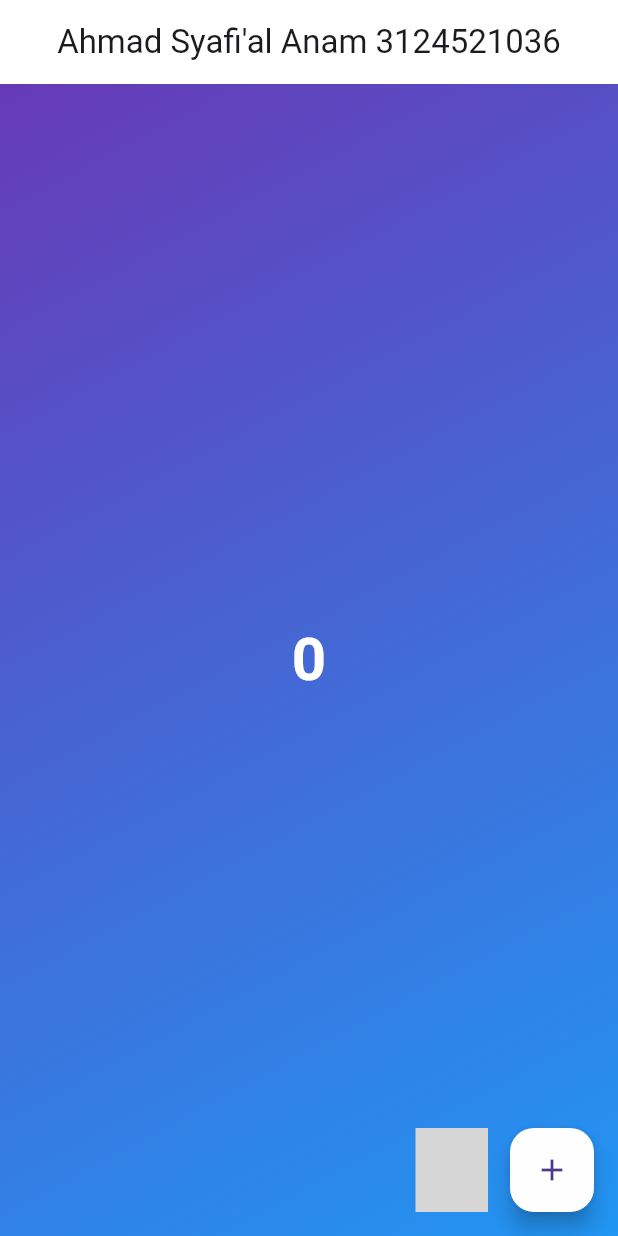
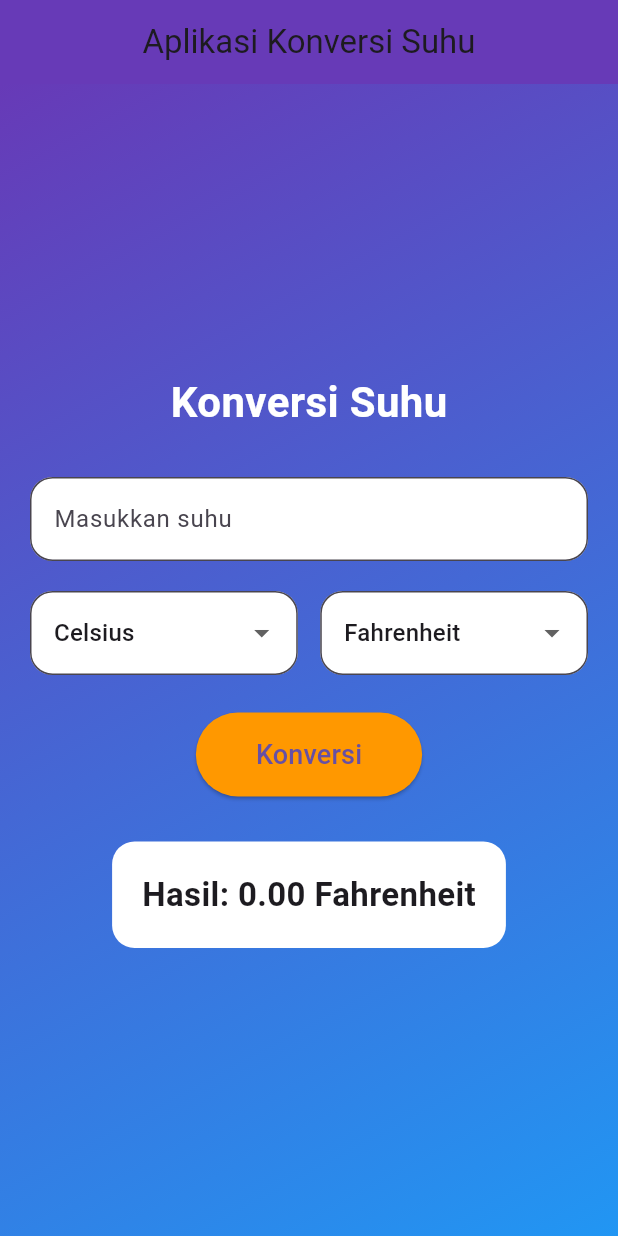
Before and after one commit to ahmadsyafik/flutter, a Flutter app: the screen it shows after launch, on a phone screen of 412 x 824 dp. Run offline on Flutter 3.47's test engine with Material 3 defaults, Android fonts, the phone set to English and light mode, and no system bars; grey boxes are pictures that could not be loaded.

Commit message:
aplikasi konversi suhu

```diff
--- a/lib/main.dart
+++ b/lib/main.dart
@@ -11,84 +11,192 @@ class MyApp extends StatelessWidget {
   Widget build(BuildContext context) {
     return const MaterialApp(
       debugShowCheckedModeBanner: false,
-      home: MyHomePage(title: "Ahmad Syafi'al Anam 3124521036"),
+      home: TemperatureConverter(),
     );
   }
 }
 
-class MyHomePage extends StatefulWidget {
-  const MyHomePage({super.key, required this.title});
-
-  final String title;
+class TemperatureConverter extends StatefulWidget {
+  const TemperatureConverter({super.key});
 
   @override
-  State<MyHomePage> createState() => _MyHomePageState();
+  State<TemperatureConverter> createState() => _TemperatureConverterState();
 }
 
-class _MyHomePageState extends State<MyHomePage> {
-  int _counter = 0;
+class _TemperatureConverterState extends State<TemperatureConverter> {
 
-  void _incrementCounter() {
-    setState(() {
-      _counter++;
-    });
+  final TextEditingController _controller = TextEditingController();
+
+  String fromUnit = "Celsius";
+  String toUnit = "Fahrenheit";
+
+  double result = 0;
+
+  void convertTemperature() {
+    double input = double.tryParse(_controller.text) ?? 0;
+
+    double tempInCelsius;
+
+    if (fromUnit == "Celsius") {
+      tempInCelsius = input;
+    } else if (fromUnit == "Fahrenheit") {
+      tempInCelsius = (input - 32) * 5 / 9;
+    } else {
+      tempInCelsius = input - 273.15;
     }
 
-  void _decrementCounter() {
-    setState(() {
-      _counter--;
-    });
+    if (toUnit == "Celsius") {
+      result = tempInCelsius;
+    } else if (toUnit == "Fahrenheit") {
+      result = (tempInCelsius * 9 / 5) + 32;
+    } else {
+      result = tempInCelsius + 273.15;
+    }
+
+    setState(() {});
   }
 
   @override
   Widget build(BuildContext context) {
+
     return Scaffold(
       appBar: AppBar(
-        title: Text(widget.title),
+        title: const Text("Aplikasi Konversi Suhu"),
         centerTitle: true,
-        backgroundColor: Colors.white,
+        backgroundColor: Colors.deepPurple,
       ),
+
       body: Container(
-        width: double.infinity,
-        height: double.infinity,
+        padding: const EdgeInsets.all(20),
         decoration: const BoxDecoration(
           gradient: LinearGradient(
+            colors: [
+              Colors.deepPurple,
+              Colors.blue
+            ],
             begin: Alignment.topLeft,
             end: Alignment.bottomRight,
-            colors: [
-              Colors.deepPurple,
-              Colors.blue,
-            ],
           ),
         ),
-        child: Center(
-          child: Text(
-            '$_counter',
-            style: const TextStyle(
-              fontSize: 40,
+
+        child: Column(
+          mainAxisAlignment: MainAxisAlignment.center,
+          children: [
+
+            const Text(
+              "Konversi Suhu",
+              style: TextStyle(
+                fontSize: 28,
                 color: Colors.white,
                 fontWeight: FontWeight.bold,
               ),
             ),
+
+            const SizedBox(height: 30),
+
+            TextField(
+              controller: _controller,
+              keyboardType: TextInputType.number,
+              decoration: InputDecoration(
+                hintText: "Masukkan suhu",
+                filled: true,
+                fillColor: Colors.white,
+                border: OutlineInputBorder(
+                  borderRadius: BorderRadius.circular(15),
                 ),
               ),
-      floatingActionButton: Row(
-        mainAxisAlignment: MainAxisAlignment.end,
+            ),
+
+            const SizedBox(height: 20),
+
+            Row(
               children: [
-          FloatingActionButton(
-            onPressed: _decrementCounter,
-            heroTag: "btn1",
-            backgroundColor: const Color.fromARGB(255, 255, 255, 255),gi
-            child: const Icon(Icons.remove),
+
+                Expanded(
+                  child: DropdownButtonFormField(
+                    value: fromUnit,
+                    items: const [
+                      DropdownMenuItem(value: "Celsius", child: Text("Celsius")),
+                      DropdownMenuItem(value: "Fahrenheit", child: Text("Fahrenheit")),
+                      DropdownMenuItem(value: "Kelvin", child: Text("Kelvin")),
+                    ],
+                    onChanged: (value) {
+                      setState(() {
+                        fromUnit = value!;
+                      });
+                    },
+                    decoration: InputDecoration(
+                      filled: true,
+                      fillColor: Colors.white,
+                      border: OutlineInputBorder(
+                        borderRadius: BorderRadius.circular(15),
                       ),
+                    ),
+                  ),
+                ),
+
                 const SizedBox(width: 15),
-          FloatingActionButton(
-            onPressed: _incrementCounter,
-            heroTag: "btn2",
-            backgroundColor: const Color.fromARGB(255, 254, 254, 254),
-            child: const Icon(Icons.add),
+
+                Expanded(
+                  child: DropdownButtonFormField(
+                    value: toUnit,
+                    items: const [
+                      DropdownMenuItem(value: "Celsius", child: Text("Celsius")),
+                      DropdownMenuItem(value: "Fahrenheit", child: Text("Fahrenheit")),
+                      DropdownMenuItem(value: "Kelvin", child: Text("Kelvin")),
+                    ],
+                    onChanged: (value) {
+                      setState(() {
+                        toUnit = value!;
+                      });
+                    },
+                    decoration: InputDecoration(
+                      filled: true,
+                      fillColor: Colors.white,
+                      border: OutlineInputBorder(
+                        borderRadius: BorderRadius.circular(15),
+                      ),
+                    ),
+                  ),
                 ),
               ],
+            ),
+
+            const SizedBox(height: 25),
+
+            ElevatedButton(
+              onPressed: convertTemperature,
+              style: ElevatedButton.styleFrom(
+                backgroundColor: Colors.orange,
+                padding: const EdgeInsets.symmetric(
+                  horizontal: 40,
+                  vertical: 15,
+                ),
+              ),
+              child: const Text(
+                "Konversi",
+                style: TextStyle(fontSize: 18),
+              ),
+            ),
+
+            const SizedBox(height: 30),
+
+            Container(
+              padding: const EdgeInsets.all(20),
+              decoration: BoxDecoration(
+                color: Colors.white,
+                borderRadius: BorderRadius.circular(15),
+              ),
+              child: Text(
+                "Hasil: ${result.toStringAsFixed(2)} $toUnit",
+                style: const TextStyle(
+                  fontSize: 22,
+                  fontWeight: FontWeight.bold,
+                ),
+              ),
+            )
+          ],
+        ),
       ),
     );
   }
```
Lines whose indentation alone changed are shown as unchanged.
